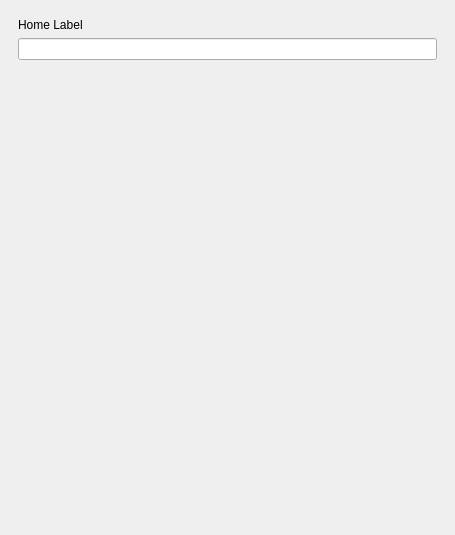
This is demo/Ui_ModuleStackedWidgetSettingPage.ui in Holence/DTPySide as Qt 5 draws it before an edit. The edited form follows.
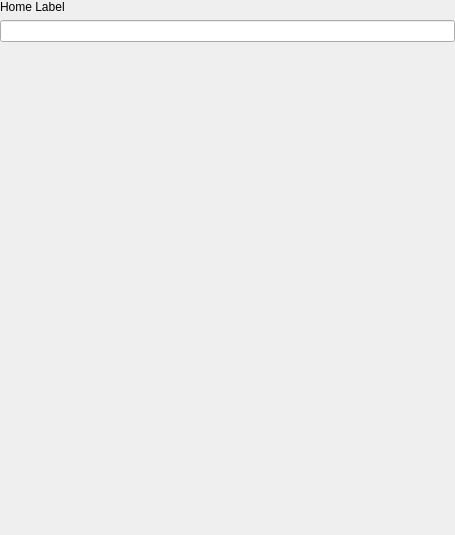
This is the edited form.

Diff of the .ui file:
```diff
--- a/demo/Ui_ModuleStackedWidgetSettingPage.ui
+++ b/demo/Ui_ModuleStackedWidgetSettingPage.ui
@@ -16,7 +16,16 @@
   <widget class="QWidget" name="page_1">
    <layout class="QHBoxLayout" name="horizontalLayout">
     <property name="leftMargin">
-     <number>9</number>
+     <number>0</number>
+    </property>
+    <property name="topMargin">
+     <number>0</number>
+    </property>
+    <property name="rightMargin">
+     <number>0</number>
+    </property>
+    <property name="bottomMargin">
+     <number>0</number>
     </property>
     <item>
      <widget class="QScrollArea" name="scrollArea">
@@ -37,11 +46,23 @@
         <rect>
          <x>0</x>
          <y>0</y>
-         <width>437</width>
-         <height>517</height>
+         <width>455</width>
+         <height>535</height>
         </rect>
        </property>
        <layout class="QGridLayout" name="gridLayout">
+        <property name="leftMargin">
+         <number>0</number>
+        </property>
+        <property name="topMargin">
+         <number>0</number>
+        </property>
+        <property name="rightMargin">
+         <number>0</number>
+        </property>
+        <property name="bottomMargin">
+         <number>0</number>
+        </property>
         <item row="2" column="0">
          <spacer name="verticalSpacer">
           <property name="orientation">
```
Left out of the diff: 12 changed lines with no effect on the pictures.
